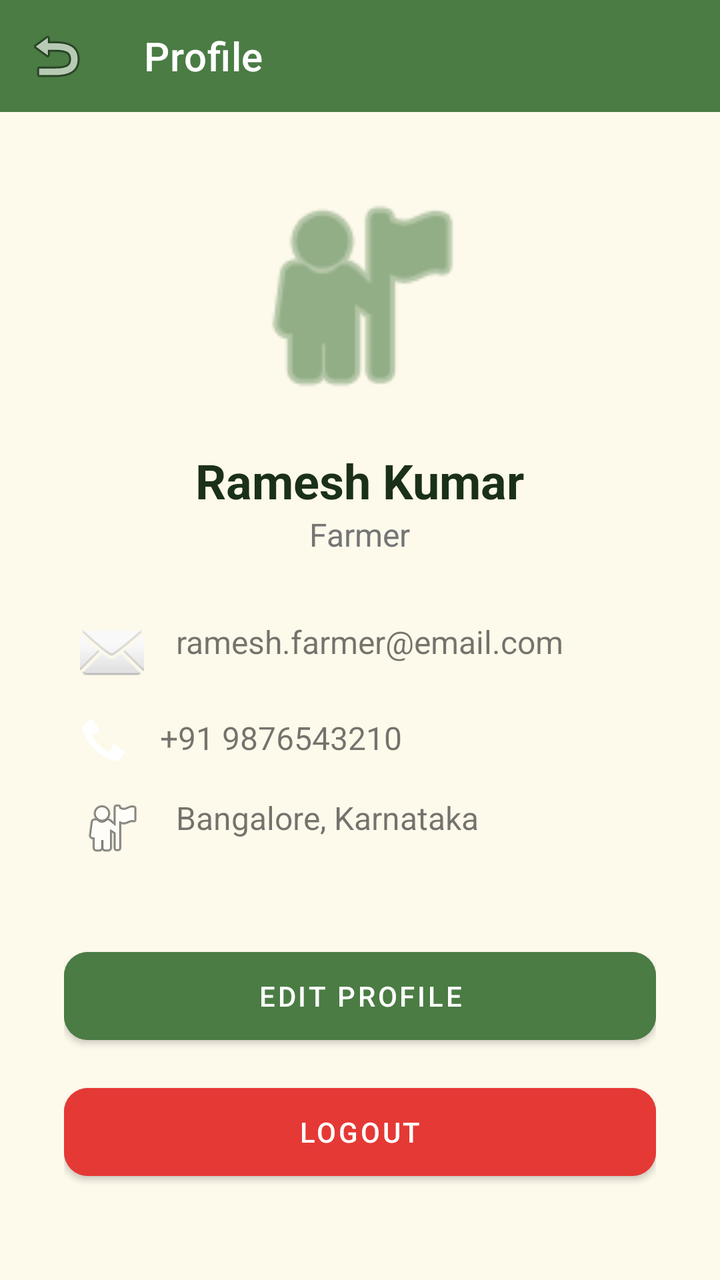
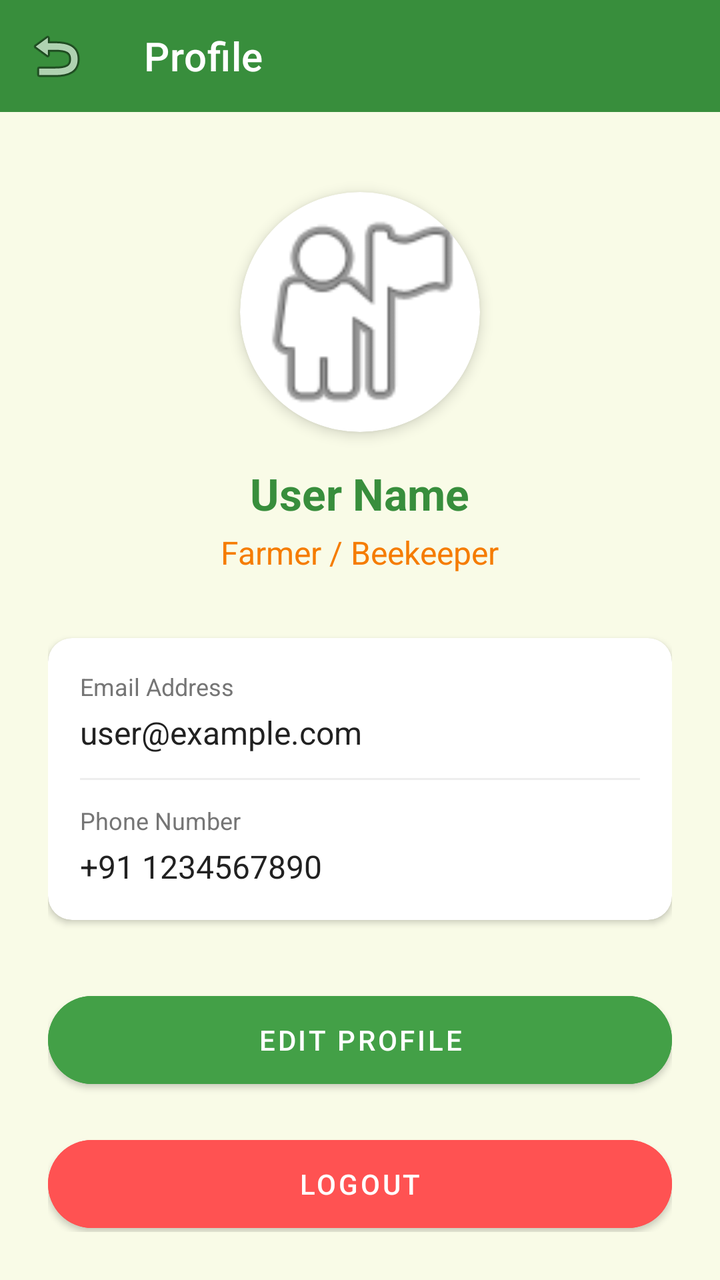

The first picture is an Android layout as it rendered before a commit; the second is the same layout after the commit. The layout source and the unified diff follow.
<!-- AndroidManifest.xml: application theme Theme.MadhuSiri -->
<!-- res/layout/activity_profile.xml -->
<?xml version="1.0" encoding="utf-8"?>
<LinearLayout xmlns:android="http://schemas.android.com/apk/res/android"
    xmlns:app="http://schemas.android.com/apk/res-auto"
    android:layout_width="match_parent"
    android:layout_height="match_parent"
    android:orientation="vertical"
    android:background="@color/background_cream">

    <androidx.appcompat.widget.Toolbar
        android:id="@+id/toolbar"
        android:layout_width="match_parent"
        android:layout_height="?attr/actionBarSize"
        android:background="@color/primary_green"
        app:title="@string/profile"
        app:titleTextColor="@color/white"
        app:navigationIcon="@android:drawable/ic_menu_revert"/>

    <LinearLayout
        android:layout_width="match_parent"
        android:layout_height="wrap_content"
        android:orientation="vertical"
        android:gravity="center"
        android:padding="32dp">

        <ImageView
            android:id="@+id/ivProfileImage"
            android:layout_width="120dp"
            android:layout_height="120dp"
            android:src="@android:drawable/ic_menu_myplaces"
            app:tint="@color/primary_green"
            android:contentDescription="Profile Image"/>

        <TextView
            android:id="@+id/tvProfileName"
            android:layout_width="wrap_content"
            android:layout_height="wrap_content"
            android:text="Ramesh Kumar"
            android:textSize="24sp"
            android:textStyle="bold"
            android:layout_marginTop="16dp"
            android:textColor="@color/text_dark"/>

        <TextView
            android:id="@+id/tvProfileRole"
            android:layout_width="wrap_content"
            android:layout_height="wrap_content"
            android:text="Farmer"
            android:textSize="16sp"
            android:textColor="@color/text_gray"
            android:layout_marginBottom="24dp"/>

        <LinearLayout
            android:layout_width="match_parent"
            android:layout_height="wrap_content"
            android:orientation="vertical"
            android:gravity="start">

            <TextView
                android:id="@+id/tvProfileEmail"
                android:layout_width="wrap_content"
                android:layout_height="wrap_content"
                android:text="ramesh.farmer@email.com"
                android:drawableStart="@android:drawable/ic_dialog_email"
                android:drawablePadding="16dp"
                android:padding="8dp"
                android:textSize="16sp"/>

            <TextView
                android:id="@+id/tvProfilePhone"
                android:layout_width="wrap_content"
                android:layout_height="wrap_content"
                android:text="+91 9876543210"
                android:drawableStart="@android:drawable/stat_sys_phone_call"
                android:drawablePadding="16dp"
                android:padding="8dp"
                android:textSize="16sp"/>

            <TextView
                android:id="@+id/tvProfileLocation"
                android:layout_width="wrap_content"
                android:layout_height="wrap_content"
                android:text="Bangalore, Karnataka"
                android:drawableStart="@android:drawable/ic_menu_myplaces"
                android:drawablePadding="16dp"
                android:padding="8dp"
                android:textSize="16sp"/>

        </LinearLayout>

        <Button
            android:id="@+id/btnEditProfile"
            android:layout_width="match_parent"
            android:layout_height="56dp"
            android:text="Edit Profile"
            android:layout_marginTop="32dp"
            android:backgroundTint="@color/button_green"
            app:cornerRadius="12dp"/>

        <Button
            android:id="@+id/btnLogout"
            android:layout_width="match_parent"
            android:layout_height="56dp"
            android:text="@string/logout"
            android:layout_marginTop="12dp"
            android:backgroundTint="@color/alert_red"
            app:cornerRadius="12dp"/>

    </LinearLayout>

</LinearLayout>
<!-- resources referenced by this layout -->
<resources>
  <color name="alert_red">#E53935</color>
  <color name="background_cream">#FDF9EB</color>
  <color name="button_green">#4A7C44</color>
  <color name="primary_green">#4A7C44</color>
  <color name="text_dark">#1B3018</color>
  <color name="text_gray">#757575</color>
  <color name="white">#FFFFFFFF</color>
  <string name="logout">Logout</string>
  <string name="profile">Profile</string>
  <style name="Theme.MadhuSiri" parent="Theme.MaterialComponents.Light.NoActionBar">
          
          <item name="colorPrimary">@color/primary_green</item>
          <item name="colorPrimaryVariant">@color/primary_dark</item>
          <item name="colorOnPrimary">@color/white</item>
          
          <item name="colorSecondary">@color/honey_yellow</item>
          <item name="colorSecondaryVariant">@color/honey_orange</item>
          <item name="colorOnSecondary">@color/black</item>
          
          <item name="android:statusBarColor">@color/primary_dark</item>
          
          <item name="android:windowBackground">@color/background_cream</item>
  
          <item name="cardViewStyle">@style/CustomCardView</item>
      </style>
  <color name="primary_dark">#2E4B28</color>
  <color name="honey_yellow">#FFC107</color>
  <color name="honey_orange">#FF9800</color>
  <color name="black">#FF000000</color>
  <style name="CustomCardView" parent="Widget.MaterialComponents.CardView">
          <item name="cardCornerRadius">16dp</item>
          <item name="cardElevation">2dp</item>
          <item name="cardBackgroundColor">@color/card_bg</item>
      </style>
  <color name="card_bg">#FFFFFF</color>
</resources>

<!-- the commit's change to res/layout/activity_profile.xml (unified diff, before → after) -->
@@ -1,110 +1,135 @@
 <?xml version="1.0" encoding="utf-8"?>
-<LinearLayout xmlns:android="http://schemas.android.com/apk/res/android"
+<androidx.coordinatorlayout.widget.CoordinatorLayout xmlns:android="http://schemas.android.com/apk/res/android"
     xmlns:app="http://schemas.android.com/apk/res-auto"
     android:layout_width="match_parent"
     android:layout_height="match_parent"
-    android:orientation="vertical"
     android:background="@color/background_cream">
-
-    <androidx.appcompat.widget.Toolbar
-        android:id="@+id/toolbar"
-        android:layout_width="match_parent"
-        android:layout_height="?attr/actionBarSize"
-        android:background="@color/primary_green"
-        app:title="@string/profile"
-        app:titleTextColor="@color/white"
-        app:navigationIcon="@android:drawable/ic_menu_revert"/>
 
     <LinearLayout
         android:layout_width="match_parent"
-        android:layout_height="wrap_content"
-        android:orientation="vertical"
-        android:gravity="center"
-        android:padding="32dp">
+        android:layout_height="match_parent"
+        android:orientation="vertical">
 
-        <ImageView
-            android:id="@+id/ivProfileImage"
-            android:layout_width="120dp"
-            android:layout_height="120dp"
-            android:src="@android:drawable/ic_menu_myplaces"
-            app:tint="@color/primary_green"
-            android:contentDescription="Profile Image"/>
-
-        <TextView
-            android:id="@+id/tvProfileName"
-            android:layout_width="wrap_content"
-            android:layout_height="wrap_content"
-            android:text="Ramesh Kumar"
-            android:textSize="24sp"
-            android:textStyle="bold"
-            android:layout_marginTop="16dp"
-            android:textColor="@color/text_dark"/>
-
-        <TextView
-            android:id="@+id/tvProfileRole"
-            android:layout_width="wrap_content"
-            android:layout_height="wrap_content"
-            android:text="Farmer"
-            android:textSize="16sp"
-            android:textColor="@color/text_gray"
-            android:layout_marginBottom="24dp"/>
+        <androidx.appcompat.widget.Toolbar
+            android:id="@+id/toolbar"
+            android:layout_width="match_parent"
+            android:layout_height="?attr/actionBarSize"
+            android:background="@color/primary_green"
+            app:title="@string/profile"
+            app:titleTextColor="@color/white"
+            app:navigationIcon="@android:drawable/ic_menu_revert"/>
 
         <LinearLayout
             android:layout_width="match_parent"
             android:layout_height="wrap_content"
             android:orientation="vertical"
-            android:gravity="start">
+            android:padding="24dp"
+            android:gravity="center_horizontal">
+
+            <androidx.cardview.widget.CardView
+                android:layout_width="120dp"
+                android:layout_height="120dp"
+                app:cardCornerRadius="60dp"
+                app:cardElevation="4dp"
+                android:layout_marginTop="16dp">
+                <ImageView
+                    android:id="@+id/ivProfile"
+                    android:layout_width="match_parent"
+                    android:layout_height="match_parent"
+                    android:src="@android:drawable/ic_menu_myplaces"
+                    android:scaleType="centerCrop"
+                    android:contentDescription="Profile Picture"/>
+            </androidx.cardview.widget.CardView>
 
             <TextView
-                android:id="@+id/tvProfileEmail"
+                android:id="@+id/tvName"
                 android:layout_width="wrap_content"
                 android:layout_height="wrap_content"
-                android:text="ramesh.farmer@email.com"
-                android:drawableStart="@android:drawable/ic_dialog_email"
-                android:drawablePadding="16dp"
-                android:padding="8dp"
-                android:textSize="16sp"/>
+                android:layout_marginTop="16dp"
+                android:text="User Name"
+                android:textSize="22sp"
+                android:textStyle="bold"
+                android:textColor="@color/primary_green"/>
 
             <TextView
-                android:id="@+id/tvProfilePhone"
+                android:id="@+id/tvRole"
                 android:layout_width="wrap_content"
                 android:layout_height="wrap_content"
-                android:text="+91 9876543210"
-                android:drawableStart="@android:drawable/stat_sys_phone_call"
-                android:drawablePadding="16dp"
-                android:padding="8dp"
-                android:textSize="16sp"/>
+                android:text="Farmer / Beekeeper"
+                android:textSize="16sp"
+                android:textColor="@color/honey_orange"
+                android:layout_marginTop="4dp"/>
 
-            <TextView
-                android:id="@+id/tvProfileLocation"
-                android:layout_width="wrap_content"
+            <androidx.cardview.widget.CardView
+                android:layout_width="match_parent"
                 android:layout_height="wrap_content"
-                android:text="Bangalore, Karnataka"
-                android:drawableStart="@android:drawable/ic_menu_myplaces"
-                android:drawablePadding="16dp"
-                android:padding="8dp"
-                android:textSize="16sp"/>
+                android:layout_marginTop="32dp"
+                app:cardCornerRadius="12dp"
+                app:cardElevation="2dp">
+                <LinearLayout
+                    android:layout_width="match_parent"
+                    android:layout_height="wrap_content"
+                    android:orientation="vertical"
+                    android:padding="16dp">
+
+                    <TextView
+                        android:layout_width="wrap_content"
+                        android:layout_height="wrap_content"
+                        android:text="Email Address"
+                        android:textSize="12sp"
+                        android:textColor="@color/text_gray"/>
+                    <TextView
+                        android:id="@+id/tvEmail"
+                        android:layout_width="wrap_content"
+                        android:layout_height="wrap_content"
+                        android:text="user@example.com"
+                        android:textSize="16sp"
+                        android:textColor="@color/text_dark"
+                        android:layout_marginTop="4dp"/>
+
+                    <View
+                        android:layout_width="match_parent"
+                        android:layout_height="1dp"
+                        android:background="#EEE"
+                        android:layout_marginVertical="12dp"/>
+
+                    <TextView
+                        android:layout_width="wrap_content"
+                        android:layout_height="wrap_content"
+                        android:text="Phone Number"
+                        android:textSize="12sp"
+                        android:textColor="@color/text_gray"/>
+                    <TextView
+                        android:id="@+id/tvPhone"
+                        android:layout_width="wrap_content"
+                        android:layout_height="wrap_content"
+                        android:text="+91 1234567890"
+                        android:textSize="16sp"
+                        android:textColor="@color/text_dark"
+                        android:layout_marginTop="4dp"/>
+                </LinearLayout>
+            </androidx.cardview.widget.CardView>
+
+            <Button
+                android:id="@+id/btnEditProfile"
+                android:layout_width="match_parent"
+                android:layout_height="56dp"
+                android:layout_marginTop="32dp"
+                android:text="Edit Profile"
+                android:backgroundTint="@color/button_green"
+                android:textColor="@color/white"
+                app:cornerRadius="28dp"/>
+
+            <Button
+                android:id="@+id/btnLogout"
+                android:layout_width="match_parent"
+                android:layout_height="56dp"
+                android:layout_marginTop="16dp"
+                android:text="Logout"
+                android:backgroundTint="#FF5252"
+                android:textColor="@color/white"
+                app:cornerRadius="28dp"/>
 
         </LinearLayout>
-
-        <Button
-            android:id="@+id/btnEditProfile"
-            android:layout_width="match_parent"
-            android:layout_height="56dp"
-            android:text="Edit Profile"
-            android:layout_marginTop="32dp"
-            android:backgroundTint="@color/button_green"
-            app:cornerRadius="12dp"/>
-
-        <Button
-            android:id="@+id/btnLogout"
-            android:layout_width="match_parent"
-            android:layout_height="56dp"
-            android:text="@string/logout"
-            android:layout_marginTop="12dp"
-            android:backgroundTint="@color/alert_red"
-            app:cornerRadius="12dp"/>
-
     </LinearLayout>
-
-</LinearLayout>
+</androidx.coordinatorlayout.widget.CoordinatorLayout>
<!-- resource entries referenced after the edit -->
@@ -1,13 +1,11 @@
 <!-- resources referenced by this layout -->
 <resources>
-  <color name="alert_red">#E53935</color>
-  <color name="background_cream">#FDF9EB</color>
-  <color name="button_green">#4A7C44</color>
-  <color name="primary_green">#4A7C44</color>
-  <color name="text_dark">#1B3018</color>
+  <color name="background_cream">#F9FBE7</color>
+  <color name="button_green">#43A047</color>
+  <color name="primary_green">#388E3C</color>
+  <color name="text_dark">#212121</color>
   <color name="text_gray">#757575</color>
   <color name="white">#FFFFFFFF</color>
-  <string name="logout">Logout</string>
   <string name="profile">Profile</string>
   <style name="Theme.MadhuSiri" parent="Theme.MaterialComponents.Light.NoActionBar">
           
@@ -25,9 +23,9 @@
   
           <item name="cardViewStyle">@style/CustomCardView</item>
       </style>
-  <color name="primary_dark">#2E4B28</color>
-  <color name="honey_yellow">#FFC107</color>
-  <color name="honey_orange">#FF9800</color>
+  <color name="primary_dark">#1B5E20</color>
+  <color name="honey_yellow">#FBC02D</color>
+  <color name="honey_orange">#F57C00</color>
   <color name="black">#FF000000</color>
   <style name="CustomCardView" parent="Widget.MaterialComponents.CardView">
           <item name="cardCornerRadius">16dp</item>
